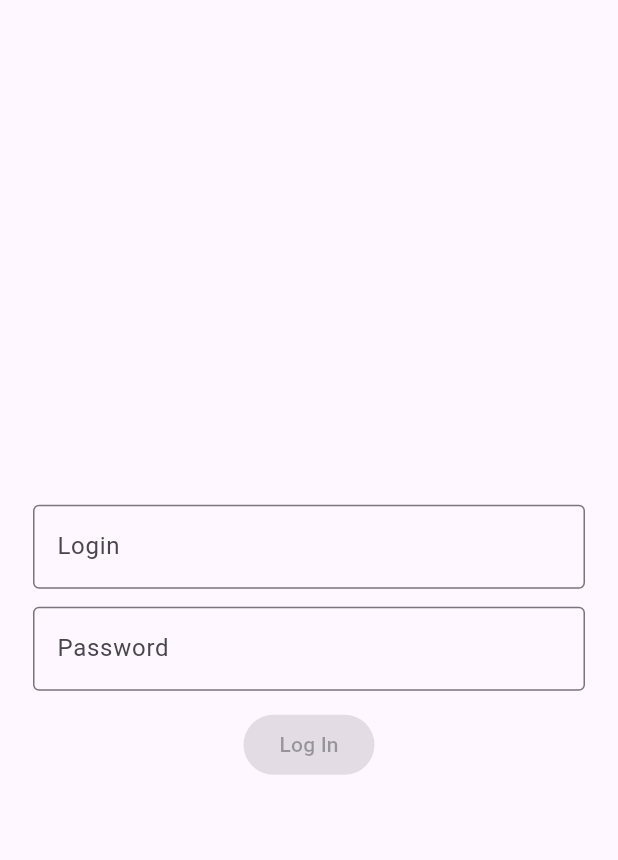
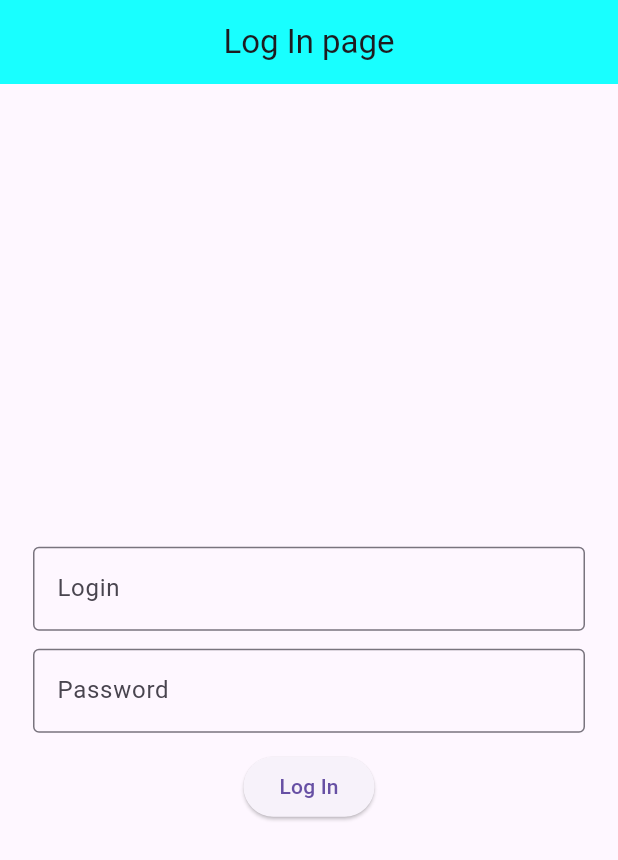
Before and after one commit to ValGorovyi/architecture_training-F, a Flutter app: the screen it shows after launch, on a phone screen of 412 x 824 dp. Shown: the top 860 px of the screen. Run offline on Flutter 3.47's test engine with Material 3 defaults, Android fonts, the phone set to English and light mode, and no system bars; our stand-ins replace shared_preferences.

Commit message:
add navigation func

```diff
--- a/lib/MVVMlogin/appUiMvvmLogWidget.dart
+++ b/lib/MVVMlogin/appUiMvvmLogWidget.dart
@@ -1,8 +1,8 @@
-// ignore_for_file: public_member_api_docs, sort_constructors_first
 import 'package:architecture_training/MVVMlogin/domainLevel/dataProvider/authApiDataProvider.dart'
     show AuthIcorerectDataError;
 import 'package:architecture_training/MVVMlogin/domainLevel/repository/authRepository.dart'
     show AuthRepository;
+import 'package:architecture_training/navigationNames/mainNavigationNames.dart';
 import 'package:flutter/material.dart';
 import 'package:provider/provider.dart'
     show ChangeNotifierProvider, ReadContext, SelectContext;
@@ -65,7 +65,7 @@ class _ViewModelToLogining extends ChangeNotifier {
     notifyListeners();
   }
 
-  Future<void> onLogInButtonPressed() async {
+  Future<void> onLogInButtonPressed(BuildContext context) async {
     final login = _stateLogining.currentLogin;
     final password = _stateLogining.currentPassword;
     if (login.isEmpty || password.isEmpty) return;
@@ -83,7 +83,7 @@ class _ViewModelToLogining extends ChangeNotifier {
         ///
       );
       notifyListeners();
-      await Future<void>.delayed(Duration(seconds: 3));
+      await Future<void>.delayed(Duration(seconds: 1));
 
       ///
       _stateLogining = _stateLogining.copyWith(authErrorTitle: '');
@@ -92,6 +92,10 @@ class _ViewModelToLogining extends ChangeNotifier {
       notifyListeners();
 
       ///
+      Navigator.of(context).pushNamedAndRemoveUntil(
+        MainNavigationNames.loaderAddres,
+        (route) => false,
+      );
     } on AuthIcorerectDataError {
       _stateLogining = _stateLogining.copyWith(
         authErrorTitle: 'Login or password error',
@@ -108,19 +112,21 @@ class _ViewModelToLogining extends ChangeNotifier {
   }
 }
 
-class UpperLoginW extends StatelessWidget {
-  const UpperLoginW({super.key});
+class AppLoginWidget extends StatelessWidget {
+  const AppLoginWidget({super.key});
 
   static Widget create() {
     return ChangeNotifierProvider(
       create: (context) => _ViewModelToLogining(),
-      child: const UpperLoginW(),
+      child: const AppLoginWidget(),
     );
   }
 
   @override
   Widget build(BuildContext context) {
-    return Padding(
+    return Scaffold(
+      appBar: AppBar(title: Text('Log In page'), centerTitle: true),
+      body: Padding(
         padding: const EdgeInsets.all(22.0),
         child: Center(
           child: Column(
@@ -134,6 +140,7 @@ class UpperLoginW extends StatelessWidget {
               SizedBox(height: 12),
               _ButtonLoginW(),
             ],
+          ),
         ),
       ),
     );
@@ -191,6 +198,9 @@ class _ButtonLoginW extends StatelessWidget {
     final authButtonChild = buttonState == _AuthButtonCanSubmitState.authProgres
         ? CircularProgressIndicator()
         : const Text('Log In');
-    return ElevatedButton(onPressed: authButtonFunc, child: authButtonChild);
+    return ElevatedButton(
+      onPressed: () => authButtonFunc?.call(context),
+      child: authButtonChild,
+    );
   }
 }
--- a/lib/MVVMlogin/mvvmLogining.dart
+++ b/lib/MVVMlogin/mvvmLogining.dart
@@ -1,10 +1,10 @@
 import 'package:architecture_training/MVVMlogin/appUiMvvmLogWidget.dart'
-    show UpperLoginW;
+    show AppLoginWidget;
 import 'package:flutter/material.dart';
 
 class LoginApp extends StatelessWidget {
   @override
   Widget build(BuildContext context) {
-    return Scaffold(body: UpperLoginW.create());
+    return Scaffold(body: AppLoginWidget.create());
   }
 }
--- a/lib/main.dart
+++ b/lib/main.dart
@@ -1,12 +1,43 @@
 import 'package:architecture_training/MVVMarch/mvvmLes.dart'
-    show MyLessonAppMvvm;
+    show AppCounter, AppCounterWidget;
+import 'package:architecture_training/MVVMlogin/appUiMvvmLogWidget.dart'
+    show AppLoginWidget;
+import 'package:architecture_training/MVVMlogin/domainLevel/repository/authRepository.dart'
+    show AuthRepository;
 import 'package:architecture_training/MVVMlogin/mvvmLogining.dart';
+import 'package:architecture_training/loaderWidget.dart';
+import 'package:architecture_training/navigationNames/mainNavigationNames.dart'
+    show MainNavigationNames;
 import 'package:architecture_training/prividerLesson/providerLesson.dart'
     show MyLessonAppProvider;
 import 'package:flutter/material.dart';
+import 'package:provider/provider.dart';
 
 void main() {
-  runApp(MaterialApp(home: LoginApp()));
+  final app = MainApp();
+  runApp(app);
 }
+//////////////////////////////////////////////
+///
 
-//1/04
+class MainApp extends StatelessWidget {
+  const MainApp({super.key});
+
+  @override
+  Widget build(BuildContext context) {
+    return MaterialApp(
+      title: 'Architecture ',
+      home: LoaderWidget.create(),
+      theme: ThemeData(
+        appBarTheme: AppBarTheme(backgroundColor: Colors.cyanAccent),
+      ),
+      routes: <String, WidgetBuilder>{
+        MainNavigationNames.authorizationAppAddress: (context) =>
+            AppLoginWidget.create(),
+        MainNavigationNames.counterAppAddress: (context) =>
+            AppCounterWidget.create(),
+        MainNavigationNames.loaderAddres: (_) => LoaderWidget.create(),
+      },
+    );
+  }
+}
--- /dev/null
+++ b/lib/navigationNames/mainNavigationNames.dart
@@ -0,0 +1,5 @@
+abstract class MainNavigationNames {
+  static const authorizationAppAddress = 'authorization';
+  static const counterAppAddress = 'counter';
+  static const loaderAddres = 'loader';
+}
```
Also changed, not shown: lib/MVVMarch/mvvmLes.dart (+35 -11 lines), lib/loaderWidget.dart (added, +52 -0 lines). Lines whose indentation alone changed are shown as unchanged.
